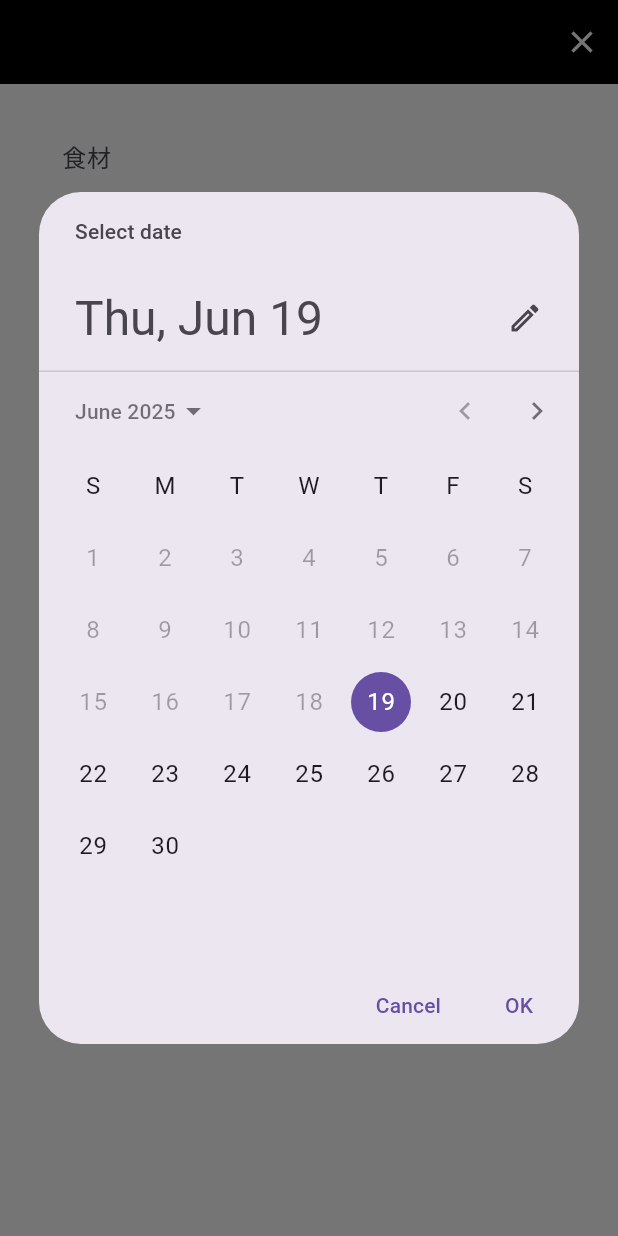
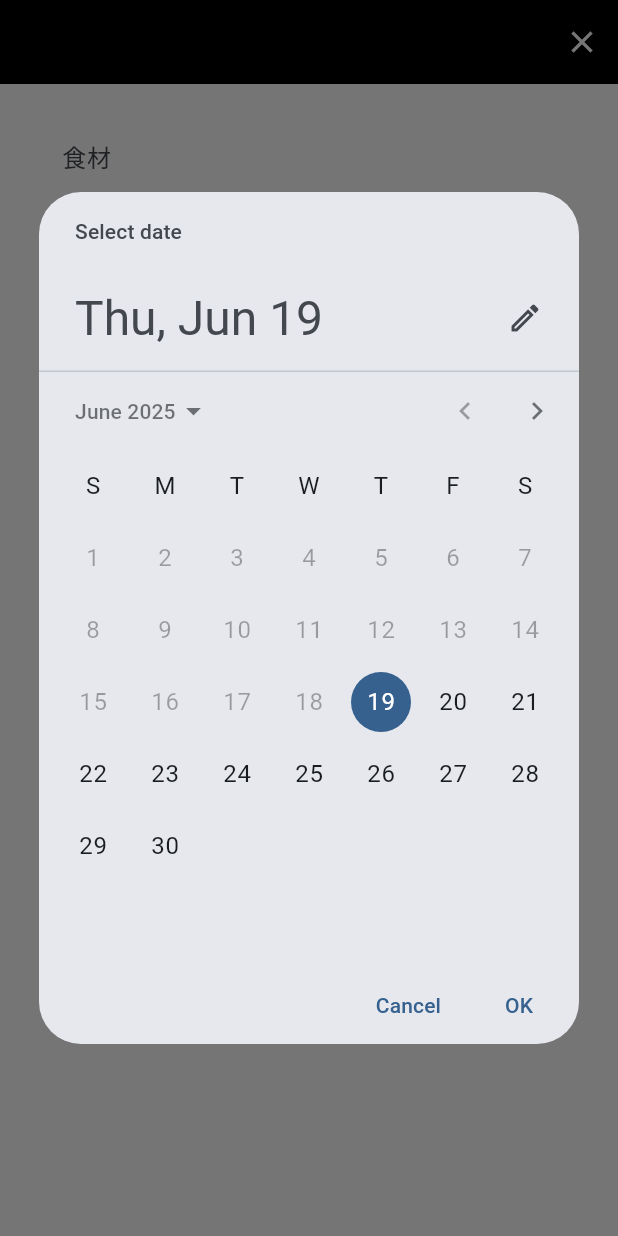
Before and after one commit to n-kenta-n/share_fridge_app, a Flutter app: the AddItemScreen screen opened directly, after a tap on "なし", on a phone screen of 412 x 824 dp. Run offline on Flutter 3.47's test engine with Material 3 defaults, Android fonts, the phone set to English and light mode, and no system bars; our stand-ins replace flutter_dotenv, flutter_riverpod, freezed_annotation, supabase_flutter; accounts and stored records are empty; network calls fail.

Commit message:
theme_data.dart作成

```diff
--- /dev/null
+++ b/lib/widgets/theme_data.dart
@@ -0,0 +1,39 @@
+import 'package:flutter/material.dart';
+
+// ライトモードのテーマ
+ThemeData lightTheme = ThemeData(
+  brightness: Brightness.light,
+  colorScheme: ColorScheme.fromSeed(seedColor: Colors.blue, brightness: Brightness.light),
+  appBarTheme: AppBarTheme(backgroundColor: Color(0xFF000000)),
+  scaffoldBackgroundColor: Colors.white,
+  elevatedButtonTheme: ElevatedButtonThemeData(
+    style: ElevatedButton.styleFrom(
+      backgroundColor: Colors.white,
+      foregroundColor: Colors.black,
+    ),
+  ),
+  floatingActionButtonTheme: FloatingActionButtonThemeData(
+    backgroundColor: Colors.black,
+    foregroundColor: Colors.white,
+  ),
+  textTheme: const TextTheme(bodyLarge: TextStyle(color: Colors.black)),
+);
+
+// ダークモードのテーマ
+ThemeData darkTheme = ThemeData(
+  brightness: Brightness.dark,
+  colorScheme: ColorScheme.fromSeed(seedColor: Colors.blue, brightness: Brightness.dark),
+  appBarTheme: AppBarTheme(backgroundColor: Color(0xFF000000)),
+  scaffoldBackgroundColor: Color(0xFF303030),
+  elevatedButtonTheme: ElevatedButtonThemeData(
+    style: ElevatedButton.styleFrom(
+      backgroundColor: Color(0xFF232323),
+      foregroundColor: Colors.white,
+    ),
+  ),
+  floatingActionButtonTheme: FloatingActionButtonThemeData(
+    backgroundColor: Colors.black,
+    foregroundColor: Colors.white,
+  ),
+  textTheme: const TextTheme(bodyLarge: TextStyle(color: Colors.white)),
+);
```
Also changed, not shown: lib/main.dart (+3 -32 lines).
